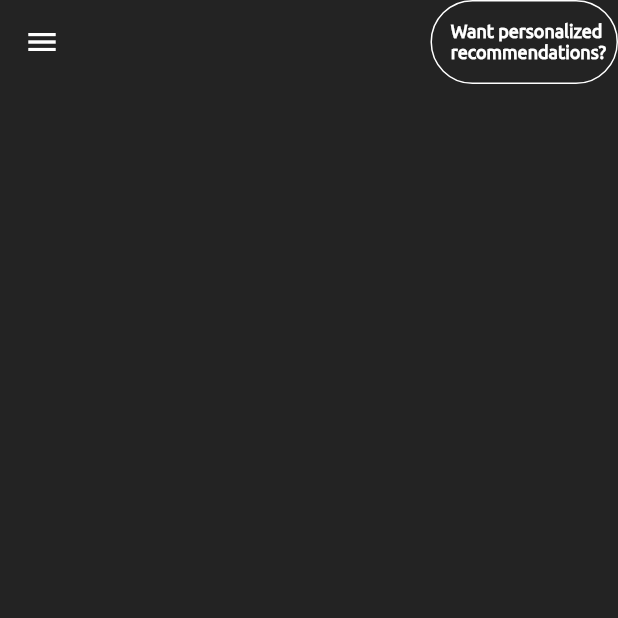
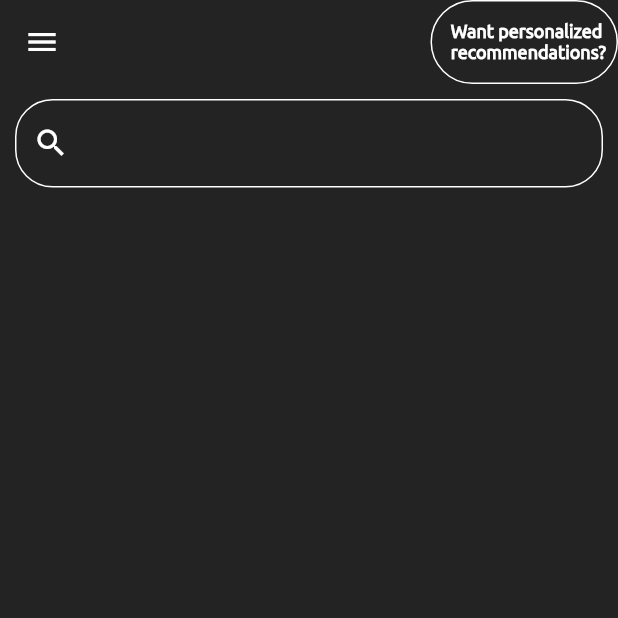
Before and after one commit to grc-04/bored, a Flutter app: the screen it shows after launch, on a phone screen of 412 x 824 dp, the top half of it. Run offline on Flutter 3.47's test engine with Material 2 defaults, Android fonts, the light colour scheme and no system bars; drawn by our look-alikes of getwidget.

Commit message:
search bar added

```diff
--- a/lib/main.dart
+++ b/lib/main.dart
@@ -2,13 +2,21 @@
 
 import 'package:flutter/material.dart';
 import 'package:getwidget/getwidget.dart';
+import './homepage.dart';
 
 void main() {
-  runApp(const MyApp());
+  runApp(MyApp());
 }
 
-class MyApp extends StatelessWidget {
-  const MyApp({Key? key}) : super(key: key);
+class MyApp extends StatefulWidget {
+  MyApp({Key? key}) : super(key: key);
+
+  @override
+  State<MyApp> createState() => _MyAppState();
+}
+
+class _MyAppState extends State<MyApp> {
+  TextEditingController editingController = TextEditingController();
 
   @override
   Widget build(BuildContext context) {
@@ -39,6 +47,24 @@
                 )
               ],
             ),
-        ));
+            body: Container(
+              padding: EdgeInsets.all(10),
+              child: TextField(
+                controller: editingController,
+                decoration: InputDecoration(
+                    prefixIcon: Icon(
+                      Icons.search,
+                      color: Colors.white,
+                    ),
+                    enabledBorder: OutlineInputBorder(
+                      borderSide: BorderSide(color: Colors.white, width: 1),
+                      borderRadius: BorderRadius.all(Radius.circular(25.0)),
+                    ),
+                    focusedBorder: OutlineInputBorder(
+                      borderSide: BorderSide(color: Colors.white, width: 1),
+                      borderRadius: BorderRadius.all(Radius.circular(25.0)),
+                    )),
+              ),
+            )));
   }
 }
```
Also changed, not shown: lib/homepage.dart (added, +28 -0 lines), 1 other file. Lines whose indentation alone changed are shown as unchanged.
